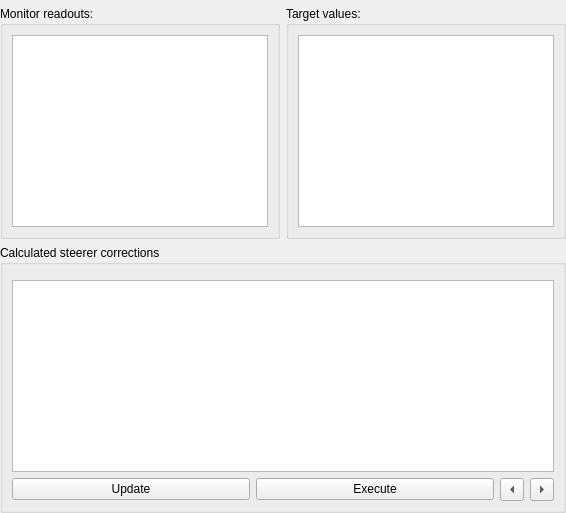
This is src/madgui/widget/correct/multi_grid.ui in hibtc/madgui as Qt 5 draws it before an edit. The edited form follows.
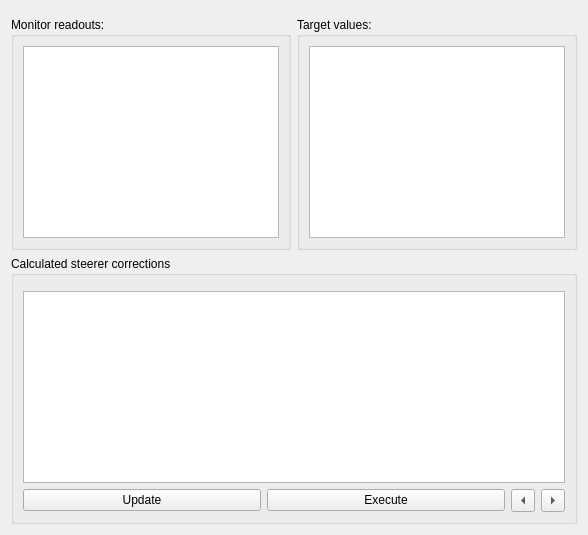
This is the edited form. Custom widgets are drawn as their Qt base class.

Commit message: Readd toplevel margins!

What changed in the file:
```diff
--- a/src/madgui/widget/correct/multi_grid.ui
+++ b/src/madgui/widget/correct/multi_grid.ui
@@ -6,18 +6,6 @@
    <string>Multi grid method (orbit flattening)</string>
   </property>
   <layout class="QGridLayout" columnstretch="1,1">
-   <property name="leftMargin">
-    <number>0</number>
-   </property>
-   <property name="topMargin">
-    <number>0</number>
-   </property>
-   <property name="rightMargin">
-    <number>0</number>
-   </property>
-   <property name="bottomMargin">
-    <number>0</number>
-   </property>
    <item row="0" column="0" colspan="2">
     <widget class="ConfigSelect" name="configSelect"/>
    </item>
```
The commit also changes 1 other file.
